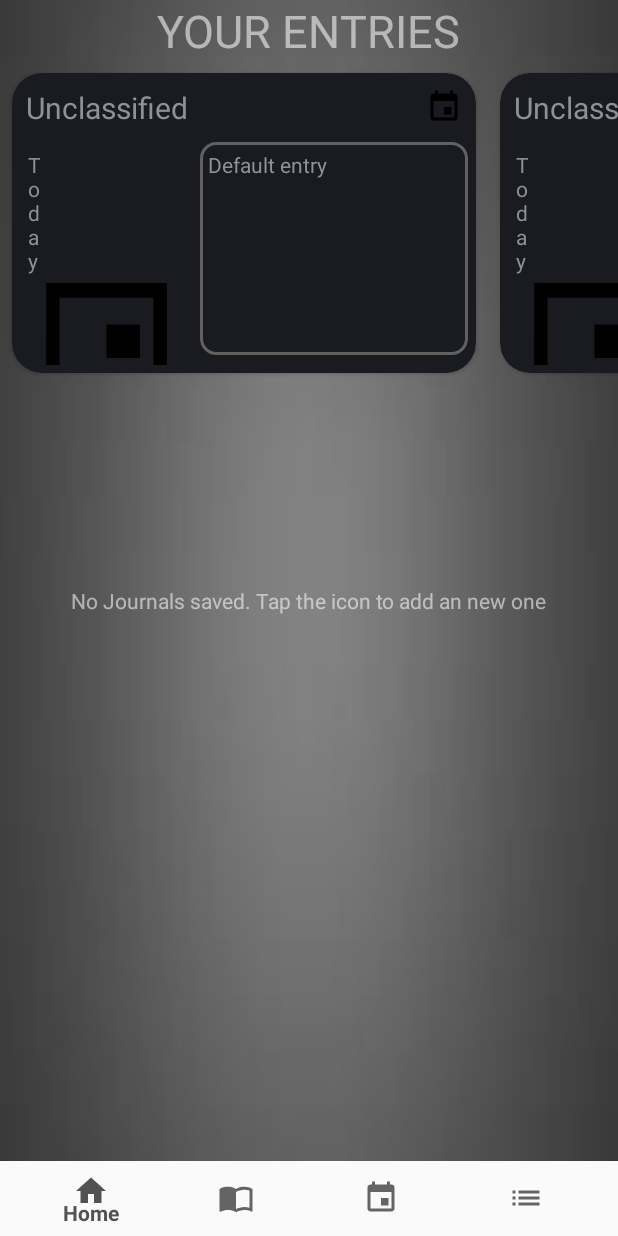
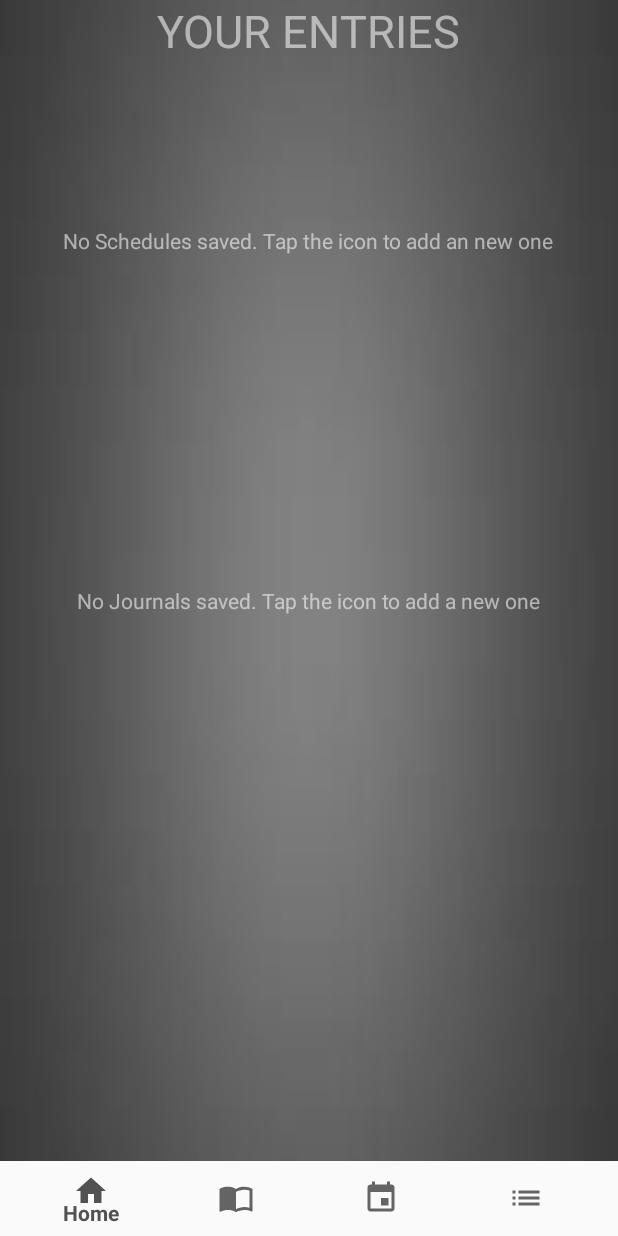
Before and after one commit to Ginnian/Organisational-app, an Android app: the HomeFragment screen opened directly, with no data from a screen before it, on a phone screen of 412 x 824 dp. Run offline under Robolectric (Android 15) with nearby library versions, the phone set to English and light mode, and no system bars.

Commit message:
All databases working

```diff
--- a/app/src/main/java/com/example/sd6501_assignment1_2180511/DatabaseHandlerUsers.java
+++ b/app/src/main/java/com/example/sd6501_assignment1_2180511/DatabaseHandlerUsers.java
@@ -20,7 +20,6 @@ public class DatabaseHandlerUsers extends SQLiteOpenHelper {
     //database info
     private static final int DB_VERSION = 1;
     private static final String DATABASE_NAME = "usersdb";
-
 
     public DatabaseHandlerUsers(Context context) {
         super(context, DATABASE_NAME, null , DB_VERSION);
@@ -274,4 +273,47 @@ public class DatabaseHandlerUsers extends SQLiteOpenHelper {
 
         return listJournals;
     }
+
+    //Schedules
+    public long insertSchedule (long id, String entry, String subject, String timestamp) {
+        Log.d(TAG, "insertSchedule: Trying to add schedule to the database");
+        SQLiteDatabase db = this.getWritableDatabase();
+
+        ContentValues cValues = new ContentValues();
+        cValues.put(ScheduleClass.KEY_SCHEDULE_ENTRY, entry);
+        cValues.put(ScheduleClass.KEY_SCHEDULE_NOTIFYEVENT, timestamp);
+        cValues.put(ScheduleClass.KEY_SCHEDULE_SUBJECT, subject);
+        cValues.put(ScheduleClass.KEY_SCHEDULE_USERID, id);
+        //add image
+
+        long rowID = db.insert(ScheduleClass.TABLE_SCHEDULE, null, cValues);
+        db.close();
+
+        return rowID;
+    }
+
+    public ArrayList<ScheduleClass> getAllSchedulesForUserByID(long id) {
+        ArrayList<ScheduleClass> listSchedule = new ArrayList<>();
+
+        String query = "SELECT * FROM " + ScheduleClass.TABLE_SCHEDULE +
+                " WHERE " + ScheduleClass.KEY_SCHEDULE_USERID+ " = " + id;
+
+        SQLiteDatabase db = this.getWritableDatabase();
+        Cursor cursor = db.rawQuery(query, null);
+
+        // looping through all rows and add to list
+        if (cursor.moveToFirst()) {
+            do {ScheduleClass schedule = new ScheduleClass();
+                schedule.setId(cursor.getInt(cursor.getColumnIndex(ScheduleClass.KEY_SCHEDULE_ID)));
+                schedule.setEntry(cursor.getString(cursor.getColumnIndex(ScheduleClass.KEY_SCHEDULE_ENTRY)));
+                schedule.setSubject(cursor.getString(cursor.getColumnIndex(ScheduleClass.KEY_SCHEDULE_SUBJECT)));
+                schedule.setDate(cursor.getString(cursor.getColumnIndex(ScheduleClass.KEY_SCHEDULE_NOTIFYEVENT)));
+
+                listSchedule.add(schedule);
+            } while (cursor.moveToNext());
+        }
+        db.close();
+
+        return listSchedule;
+    }
 }
--- a/app/src/main/java/com/example/sd6501_assignment1_2180511/Home/HomeFragment.java
+++ b/app/src/main/java/com/example/sd6501_assignment1_2180511/Home/HomeFragment.java
@@ -51,25 +51,18 @@ public class HomeFragment extends Fragment {
         MainActivity mainActivity = (MainActivity) getActivity();
         final long userID = mainActivity.getUserID();
 
-        schedules = new ArrayList<>();
-        schedules.add(new ScheduleClass());
-        schedules.add(new ScheduleClass());
-        schedules.add(new ScheduleClass());
-        schedules.add(new ScheduleClass());
-        schedules.add(new ScheduleClass());
+        setScheduleView(v, userID);
+        setJournalView(v, userID);
 
-        adapterSchedule = new ScheduleCardAdapter(schedules, getActivity().getApplicationContext());
-        viewPagerSchedule = v.findViewById(R.id.home_vp_schedule);
-        viewPagerSchedule.setAdapter(adapterSchedule);
-        viewPagerSchedule.setPadding(0,0,130,0);
+        //sort by date
+        //sort by category
 
+        return v;
+    }
+
+    private void setJournalView(View v, long id) {
         journals = new ArrayList<>();
-        journals.addAll(db.getAllJournalsForUserByID(userID));
-//        journals.add(new JournalClass());
-//        journals.add(new JournalClass());
-//        journals.add(new JournalClass());
-//        journals.add(new JournalClass());
-//        journals.add(new JournalClass());
+        journals.addAll(db.getAllJournalsForUserByID(id));
 
         if(!journals.isEmpty()) {
             adapterJournal = new JournalCardAdapter(journals, getActivity().getApplicationContext());
@@ -77,9 +70,19 @@ public class HomeFragment extends Fragment {
             viewPagerJournal.setAdapter(adapterJournal);
             viewPagerJournal.setPadding(0,0,130,0);
         } else {
-            noJournals.setText("No Journals saved. Tap the icon to add an new one");
-//            noSchedules.setText("No Schedules saved. Tap the icon to add an new one");
+            noJournals.setText("No Journals saved. Tap the icon to add a new one");
         }
+    }
+
+    private void setScheduleView(View v, long id) {
+        schedules = new ArrayList<>();
+        schedules.addAll(db.getAllSchedulesForUserByID(id));
+
+        if(!schedules.isEmpty()) {
+            adapterSchedule = new ScheduleCardAdapter(schedules, getActivity().getApplicationContext());
+            viewPagerSchedule = v.findViewById(R.id.home_vp_schedule);
+            viewPagerSchedule.setAdapter(adapterSchedule);
+            viewPagerSchedule.setPadding(0,0,130,0);
 
             viewPagerSchedule.setOnPageChangeListener(new ViewPager.OnPageChangeListener() {
                 @Override
@@ -97,11 +100,9 @@ public class HomeFragment extends Fragment {
 
                 }
             });
-
-        //sort by date
-        //sort by category
-
-        return v;
+        } else {
+            noSchedules.setText("No Schedules saved. Tap the icon to add an new one");
+        }
     }
 
     private void findViews(View v) {
--- a/app/src/main/java/com/example/sd6501_assignment1_2180511/Schedule/ScheduleClass.java
+++ b/app/src/main/java/com/example/sd6501_assignment1_2180511/Schedule/ScheduleClass.java
@@ -1,6 +1,5 @@
 package com.example.sd6501_assignment1_2180511.Schedule;
 
-import com.example.sd6501_assignment1_2180511.LoginRegister.UserClass;
 import com.example.sd6501_assignment1_2180511.R;
 
 public class ScheduleClass {
@@ -11,22 +10,23 @@ public class ScheduleClass {
     private String date;
 
     //Storege info
-    public static final String TABLE_SCHEDULE = "journal_table";
+    public static final String TABLE_SCHEDULE = "schedule_table";
     //Columns
     public static final String KEY_SCHEDULE_ID = "id";
     public static final String KEY_SCHEDULE_ENTRY = "entry";
     public static final String KEY_SCHEDULE_SUBJECT = "subject";
     public static final String KEY_SCHEDULE_NOTIFYEVENT = "event_timestamp";
+    public static final String KEY_SCHEDULE_USERID = "accountID";
 
     public static final String CREATE_TABLE = "CREATE TABLE "
             + TABLE_SCHEDULE + "("
             + KEY_SCHEDULE_ID + " INTEGER PRIMARY KEY AUTOINCREMENT,"
             + KEY_SCHEDULE_ENTRY + " TEXT,"
             + KEY_SCHEDULE_SUBJECT + " TEXT,"
-            + KEY_SCHEDULE_NOTIFYEVENT + " TEXT"
-            + UserClass.KEY_USER_ID + " INTEGER,"
-            + "FOREIGN KEY(" + UserClass.KEY_USER_ID
-            + ") REFERENCES " + UserClass.TABLE_USERS + "(" + UserClass.KEY_USER_ID +"))";
+            + KEY_SCHEDULE_NOTIFYEVENT + " TEXT,"
+            + KEY_SCHEDULE_USERID + " INTEGER" + ")";
+//            + "FOREIGN KEY(" + UserClass.KEY_USER_ID
+//            + ") REFERENCES " + UserClass.TABLE_USERS + "(" + UserClass.KEY_USER_ID +"))";
 
     public ScheduleClass() {
         this.imageResource = R.drawable.ic_schedule;
```
Lines whose indentation alone changed are shown as unchanged.
